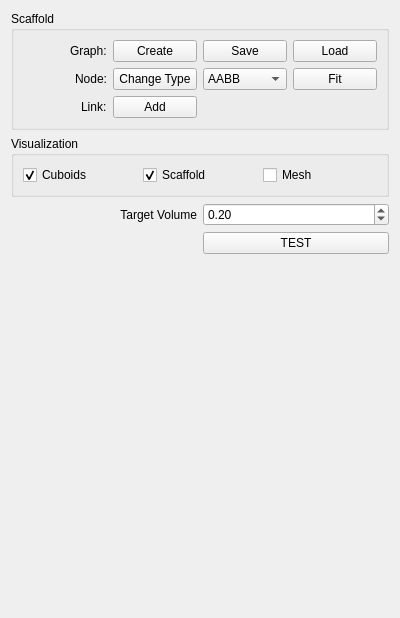
This is Foldabilizer/FoldabilizerWidget.ui in letienhung/fold-hcc as Qt 5 draws it before an edit. The edited form follows.
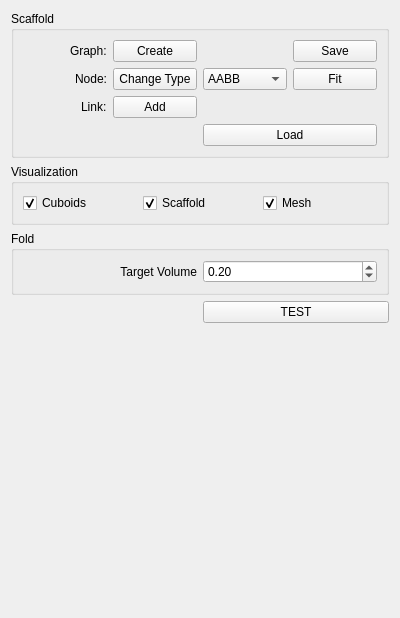
This is the edited form.

Diff of the .ui file:
```diff
--- a/Foldabilizer/FoldabilizerWidget.ui
+++ b/Foldabilizer/FoldabilizerWidget.ui
@@ -57,6 +57,9 @@
         <property name="text">
          <string>Mesh</string>
         </property>
+        <property name="checked">
+         <bool>true</bool>
+        </property>
        </widget>
       </item>
      </layout>
@@ -75,13 +78,6 @@
         </property>
        </widget>
       </item>
-      <item row="0" column="4">
-       <widget class="QPushButton" name="loadScaffold">
-        <property name="text">
-         <string>Load</string>
-        </property>
-       </widget>
-      </item>
       <item row="0" column="2">
        <widget class="QPushButton" name="createScaffold">
         <property name="text">
@@ -89,13 +85,6 @@
         </property>
        </widget>
       </item>
-      <item row="0" column="3">
-       <widget class="QPushButton" name="saveScaffold">
-        <property name="text">
-         <string>Save</string>
-        </property>
-       </widget>
-      </item>
       <item row="2" column="2">
        <widget class="QPushButton" name="addLink">
         <property name="text">
@@ -148,6 +137,20 @@
         </property>
        </widget>
       </item>
+      <item row="3" column="3" colspan="2">
+       <widget class="QPushButton" name="loadScaffold">
+        <property name="text">
+         <string>Load</string>
+        </property>
+       </widget>
+      </item>
+      <item row="0" column="4">
+       <widget class="QPushButton" name="saveScaffold">
+        <property name="text">
+         <string>Save</string>
+        </property>
+       </widget>
+      </item>
      </layout>
     </widget>
    </item>
@@ -164,19 +167,6 @@
      </property>
     </spacer>
    </item>
-   <item row="9" column="1">
-    <widget class="QDoubleSpinBox" name="targetV">
-     <property name="maximum">
-      <double>1.000000000000000</double>
-     </property>
-     <property name="singleStep">
-      <double>0.100000000000000</double>
-     </property>
-     <property name="value">
-      <double>0.200000000000000</double>
-     </property>
-    </widget>
-   </item>
    <item row="10" column="1">
     <widget class="QPushButton" name="test">
      <property name="text">
@@ -184,14 +174,36 @@
      </property>
     </widget>
    </item>
-   <item row="9" column="0">
-    <widget class="QLabel" name="label_5">
-     <property name="text">
-      <string>Target Volume</string>
+   <item row="3" column="0" colspan="2">
+    <widget class="QGroupBox" name="groupBox_3">
+     <property name="title">
+      <string>Fold</string>
      </property>
-     <property name="alignment">
-      <set>Qt::AlignRight|Qt::AlignTrailing|Qt::AlignVCenter</set>
-     </property>
+     <layout class="QGridLayout" name="gridLayout_4">
+      <item row="1" column="1">
+       <widget class="QDoubleSpinBox" name="targetV">
+        <property name="maximum">
+         <double>1.000000000000000</double>
+        </property>
+        <property name="singleStep">
+         <double>0.100000000000000</double>
+        </property>
+        <property name="value">
+         <double>0.200000000000000</double>
+        </property>
+       </widget>
+      </item>
+      <item row="1" column="0">
+       <widget class="QLabel" name="label_5">
+        <property name="text">
+         <string>Target Volume</string>
+        </property>
+        <property name="alignment">
+         <set>Qt::AlignRight|Qt::AlignTrailing|Qt::AlignVCenter</set>
+        </property>
+       </widget>
+      </item>
+     </layout>
     </widget>
    </item>
   </layout>
```
Left out of the diff: 34 changed lines with no effect on the pictures.
